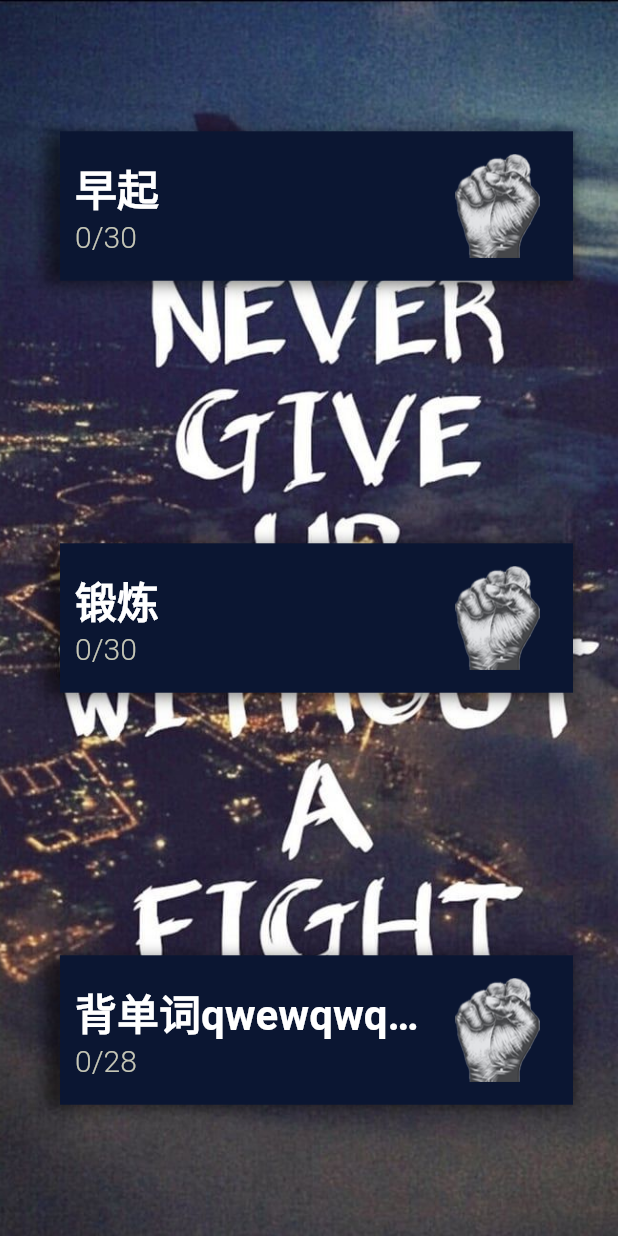
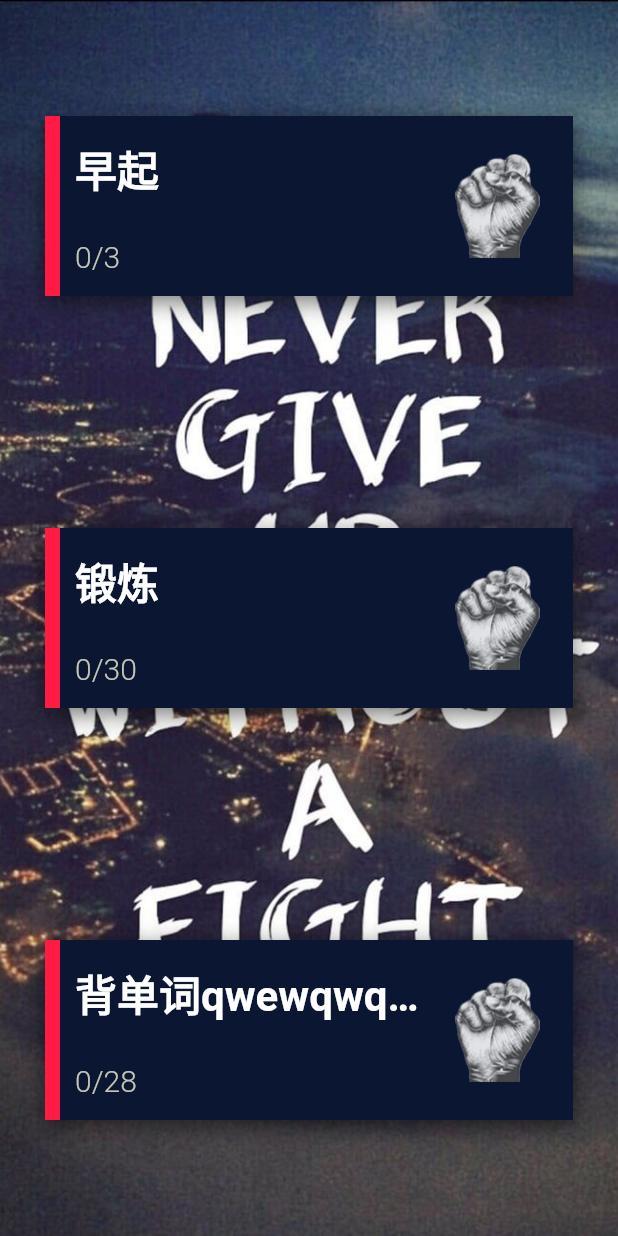
Before and after one commit to greatbear412/PT, a Flutter app: the screen it shows after launch, on a phone screen of 412 x 824 dp. Run offline on Flutter 3.47's test engine with Material 2 defaults, Android fonts, the light colour scheme and no system bars; our stand-ins replace shared_preferences.

Commit message:
Target List
all normal target.

```diff
--- a/lib/pages/list.dart
+++ b/lib/pages/list.dart
@@ -5,9 +5,7 @@
 ///
 ///关联路由页：详情
 ///
-///使用组件：
-///
-///
+
 import 'package:flutter/material.dart';
 import 'package:provider/provider.dart';
 
@@ -23,9 +21,10 @@ class TargetList extends StatefulWidget {
 class _TargetListState extends State<TargetList> {
   @override
   Widget build(BuildContext context) {
-    /// `read` 是为了签到后不刷新全局，仅刷新目标任务组件
-    final targetListContext = context.read<TargetListStates>();
+    final targetListContext = context.watch<TargetListStates>();
+    final List<Target> targetList = targetListContext.getValidTarget();
 
+// TODO: 依据有效任务数量渲染;是否跳转初始页
     return Container(
       decoration: BoxDecoration(
           image: DecorationImage(
@@ -33,16 +32,17 @@ class _TargetListState extends State<TargetList> {
               image: AssetImage("imgs/bg/1.jpeg"),
               fit: BoxFit.cover)),
       width: double.infinity,
+      alignment: Alignment.center,
       child: Flex(
+          clipBehavior: Clip.hardEdge,
           direction: Axis.vertical,
           mainAxisAlignment: MainAxisAlignment.spaceAround,
-          children: targetListContext.taskList
-              .map((target) => FractionallySizedBox(
-                    widthFactor: 1,
-                    // heightFactor: 0.33,
+          children: targetList
+              .map((target) => Flexible(
+                    fit: FlexFit.loose,
                     child: Padding(
                       padding: EdgeInsets.fromLTRB(30, 50, 30, 50),
-                      child: TargetInfoBox(target),
+                      child: TargetInfoBox(target, targetListContext),
                     ),
                   ))
               .toList()),
@@ -53,16 +53,24 @@ class _TargetListState extends State<TargetList> {
 /// 任务详情组件
 class TargetInfoBox extends StatelessWidget {
   final Target targetContext;
-  TargetInfoBox(this.targetContext);
+  final TargetListStates targetListContext;
+  TargetInfoBox(this.targetContext, this.targetListContext);
 
+// TODO: 依据状态渲染
   @override
   Widget build(BuildContext context) {
     return Container(
         decoration: BoxDecoration(boxShadow: [
           //阴影
           BoxShadow(
-            color: Colors.black54, offset: Offset(0.0, 2.0), blurRadius: 8.0)
+              color: Colors.black54, offset: Offset(0.0, 4.0), blurRadius: 12.0)
         ]),
+        child: ConstrainedBox(
+          constraints: BoxConstraints(
+              minWidth: double.infinity, //宽度尽可能大
+              maxHeight: 120.0 //最小高度为50像素
+              ),
+          child: Container(
               child: Row(mainAxisSize: MainAxisSize.max, children: [
             TargetInfoRedFlag(targetContext),
             Expanded(
@@ -75,19 +83,16 @@ class TargetInfoBox extends StatelessWidget {
                       Expanded(flex: 3, child: TargetInfoText(targetContext)),
                       Expanded(
                           flex: 1,
-                      child: FractionallySizedBox(
-                        widthFactor: .7,
-                        child: Image(image: AssetImage("imgs/rist.png")),
-                      ))
+                          child:
+                              TargetInfoSign(targetContext, targetListContext))
                     ]),
                   ),
                 ))
-      ]),
-    );
+          ])),
+        ));
   }
 }
 
-// ],
 /// 左边状态标识
 class TargetInfoRedFlag extends StatelessWidget {
   final Target targetContext;
@@ -96,9 +101,9 @@ class TargetInfoRedFlag extends StatelessWidget {
   @override
   Widget build(BuildContext context) {
     return Container(
-      decoration: BoxDecoration(color: Colors.red
-          // Utils.getPercentColor(targetContext.finish, targetContext.days)
-          ),
+      decoration: BoxDecoration(
+          color:
+              Utils.getPercentColor(targetContext.finish, targetContext.days)),
       width: 10,
     );
   }
@@ -138,3 +143,28 @@ class TargetInfoSubText extends StatelessWidget {
         ));
   }
 }
+
+class TargetInfoSign extends StatelessWidget {
+  final Target targetContext;
+  final TargetListStates targetListContext;
+  TargetInfoSign(this.targetContext, this.targetListContext);
+
+  void signIn() {
+    // TODO: 签到动画
+    Future.delayed(Duration(milliseconds: 500)).then((_) {
+      targetListContext.sign(targetContext);
+    });
+  }
+
+  @override
+  Widget build(BuildContext context) {
+    return FractionallySizedBox(
+        widthFactor: .7,
+        child: Listener(
+          child: Container(
+            child: Image(image: AssetImage("imgs/rist.png")),
+          ),
+          onPointerDown: (PointerDownEvent event) => signIn(),
+        ));
+  }
+}
--- a/lib/states/target.dart
+++ b/lib/states/target.dart
@@ -1,9 +1,17 @@
 import 'package:flutter/material.dart';
 import 'package:flutter/foundation.dart';
 
+/// `@status`: 1. 正常； 2.失败； 3. 删除； 99. 完成
+const Map<String, int> statusList = {
+  'running': 1,
+  'fail': 2,
+  'invalid': 3,
+  'end': 99,
+};
+
 class TargetListStates with ChangeNotifier, DiagnosticableTreeMixin {
   List<Target> _taskList = [
-    Target(0, '早起', 30),
+    Target(0, '早起', 3),
     Target(1, '锻炼', 30),
     Target(2, '背单词qwewqwqweqqweeqwqweew', 28),
   ];
@@ -39,7 +47,7 @@ class TargetListStates with ChangeNotifier, DiagnosticableTreeMixin {
 
   /// 创建；并添加入 `_taskList` 列表
   void create(String title, int days) {
-    var valid = getValidTarget();
+    var valid = getValidTarget().length;
     if (valid < 3) {
       var lastId = _taskList[_taskList.length - 1].id;
       _taskList.add(Target(lastId + 1, title, days));
@@ -62,8 +70,10 @@ class TargetListStates with ChangeNotifier, DiagnosticableTreeMixin {
   }
 
   /// 获取有效任务
-  int getValidTarget() {
-    return taskList.where((element) => element.status == 1).length;
+  List<Target> getValidTarget() {
+    return taskList
+        .where((element) => element.status == statusList['running'])
+        .toList();
   }
 
   /// 每次启动时自检，并且启动定时器：第二天3点时再次自检(重置所有finish)
@@ -85,7 +95,6 @@ class Target {
   bool finishToday;
   DateTime startTime;
 
-  /// `@status`: 1. 正常； 2.失败； 3. 删除
   int status;
   DateTime lastFinish;
 
@@ -95,12 +104,25 @@ class Target {
 
   void sign() {
     this.finish += 1;
+    this.finishToday = true;
+    this.lastFinish = DateTime.now();
+
+    this.checkValid();
   }
 
   void delete() {
-    this.status = 3;
+    this.status = statusList['delete'];
   }
 
-  /// 每次启动时自检，并且启动定时器：第二天3点时再次自检(重置所有finish)
+  /// 每次启动时自检：重置所有finishToday；
+  /// 启动定时器：第二天3点时再次自检
   void checkSelf() {}
+
+  //任务是否有效；是否已经达成
+  bool checkValid() {
+    if (this.finish >= this.days) {
+      this.status = statusList['end'];
+    }
+    return this.status == statusList['running'];
+  }
 }
```
Lines whose indentation alone changed are shown as unchanged.
